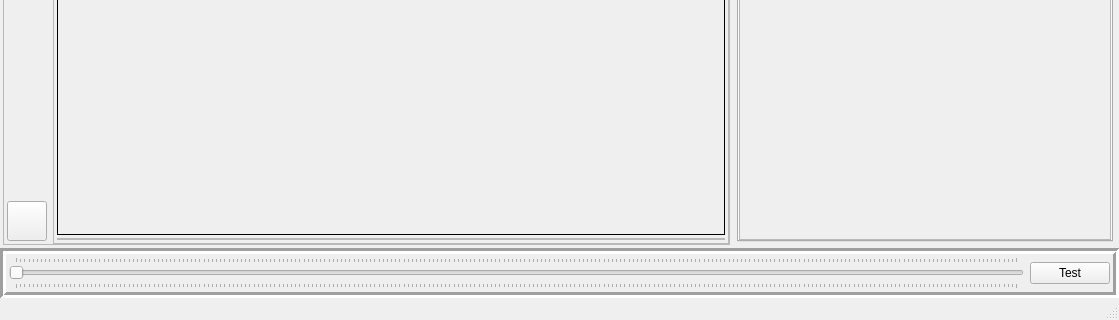
Qt form nectar_render/gui/resource/mainwidget.ui (ZacharyBork/NectarRender) before a commit; both pictures show x 0 to 1119 and y 357 to 677 of the 1119 by 677 pixel window.
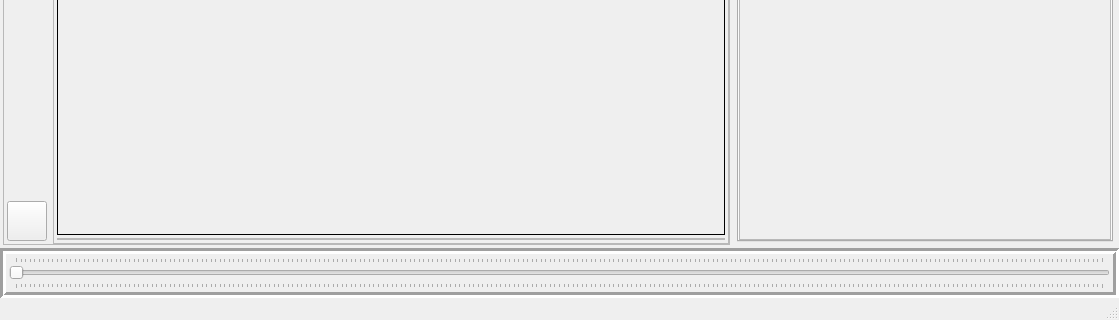
The same form after that commit.

```diff
--- a/nectar_render/gui/resource/mainwidget.ui
+++ b/nectar_render/gui/resource/mainwidget.ui
@@ -1228,13 +1228,6 @@
          </property>
         </widget>
        </item>
-       <item>
-        <widget class="QPushButton" name="test_button">
-         <property name="text">
-          <string>Test</string>
-         </property>
-        </widget>
-       </item>
       </layout>
      </widget>
     </item>
```
Left out of the diff: 12 changed lines with no effect on the pictures.
